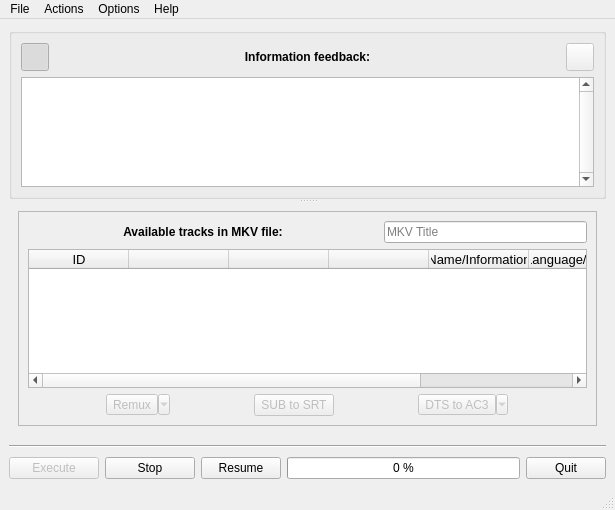
The window that ui_MKVExtractorQt.ui (darealshinji/mkv-extractor-qt5) describes before a commit, drawn with Qt 5.
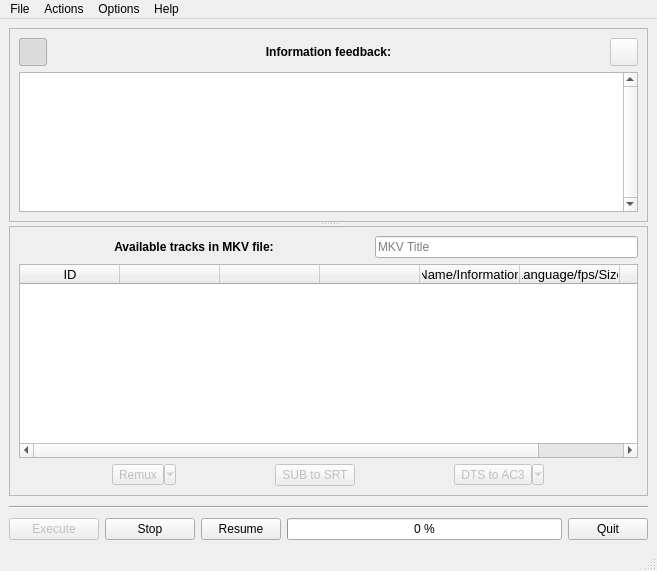
The same window after the commit. Icons and pictures are not drawn.

```diff
--- a/ui_MKVExtractorQt.ui
+++ b/ui_MKVExtractorQt.ui
@@ -6,14 +6,14 @@
    <rect>
     <x>0</x>
     <y>0</y>
-    <width>615</width>
-    <height>510</height>
+    <width>657</width>
+    <height>571</height>
    </rect>
   </property>
   <property name="minimumSize">
    <size>
-    <width>500</width>
-    <height>375</height>
+    <width>525</width>
+    <height>450</height>
    </size>
   </property>
   <property name="acceptDrops">
@@ -33,49 +33,26 @@
    <layout class="QVBoxLayout" name="verticalLayout_2">
     <item>
      <widget class="QSplitter" name="splitter">
-      <property name="enabled">
-       <bool>true</bool>
-      </property>
       <property name="orientation">
        <enum>Qt::Vertical</enum>
       </property>
-      <property name="opaqueResize">
-       <bool>true</bool>
-      </property>
-      <property name="handleWidth">
-       <number>3</number>
-      </property>
       <property name="childrenCollapsible">
        <bool>false</bool>
       </property>
-      <widget class="QGroupBox" name="reply_info_box">
-       <property name="sizePolicy">
-        <sizepolicy hsizetype="Preferred" vsizetype="Fixed">
-         <horstretch>0</horstretch>
-         <verstretch>0</verstretch>
-        </sizepolicy>
-       </property>
+      <widget class="QFrame" name="feedback_frame">
        <property name="minimumSize">
         <size>
-         <width>0</width>
-         <height>100</height>
+         <width>50</width>
+         <height>150</height>
         </size>
        </property>
-       <property name="font">
-        <font>
-         <weight>75</weight>
-         <bold>true</bold>
-        </font>
+       <property name="frameShape">
+        <enum>QFrame::StyledPanel</enum>
        </property>
-       <property name="title">
-        <string/>
+       <property name="frameShadow">
+        <enum>QFrame::Raised</enum>
        </property>
-       <layout class="QHBoxLayout" name="horizontalLayout_7">
-        <item>
-         <layout class="QVBoxLayout" name="verticalLayout_8">
-          <property name="bottomMargin">
-           <number>0</number>
-          </property>
+       <layout class="QVBoxLayout" name="verticalLayout_3">
           <item>
            <layout class="QHBoxLayout" name="horizontalLayout_3">
             <property name="bottomMargin">
@@ -115,6 +92,18 @@
             </item>
             <item>
              <widget class="QLabel" name="label_6">
+            <property name="minimumSize">
+             <size>
+              <width>0</width>
+              <height>28</height>
+             </size>
+            </property>
+            <property name="maximumSize">
+             <size>
+              <width>16777215</width>
+              <height>28</height>
+             </size>
+            </property>
               <property name="font">
                <font>
                 <weight>75</weight>
@@ -226,8 +215,6 @@
            </widget>
           </item>
          </layout>
-        </item>
-       </layout>
       </widget>
       <widget class="QStackedWidget" name="stackedMiddle">
        <property name="minimumSize">
@@ -241,6 +228,9 @@
        </property>
        <widget class="QWidget" name="TracksPage">
         <layout class="QHBoxLayout" name="horizontalLayout_4">
+         <property name="margin">
+          <number>0</number>
+         </property>
          <item>
           <widget class="QFrame" name="tracks_bloc">
            <property name="minimumSize">
@@ -356,8 +346,8 @@
                 </property>
                 <property name="iconSize">
                  <size>
-                  <width>24</width>
-                  <height>24</height>
+                  <width>18</width>
+                  <height>18</height>
                  </size>
                 </property>
                 <property name="showGrid">
@@ -373,7 +363,7 @@
                  <number>100</number>
                 </attribute>
                 <attribute name="horizontalHeaderMinimumSectionSize">
-                 <number>50</number>
+                 <number>20</number>
                 </attribute>
                 <attribute name="horizontalHeaderShowSortIndicator" stdset="0">
                  <bool>false</bool>
@@ -399,6 +389,9 @@
                  <property name="text">
                   <string notr="true"/>
                  </property>
+                 <property name="textAlignment">
+                  <set>AlignHCenter|AlignVCenter|AlignCenter</set>
+                 </property>
                  <property name="icon">
                   <iconset resource="MKVRessources.qrc">
                    <normaloff>:/img/checkbox.png</normaloff>:/img/checkbox.png</iconset>
@@ -875,7 +868,7 @@
     <rect>
      <x>0</x>
      <y>0</y>
-     <width>615</width>
+     <width>657</width>
      <height>21</height>
     </rect>
    </property>
```
Left out of the diff: 4 changed lines with no effect on the pictures. Lines whose indentation alone changed are shown as unchanged.
